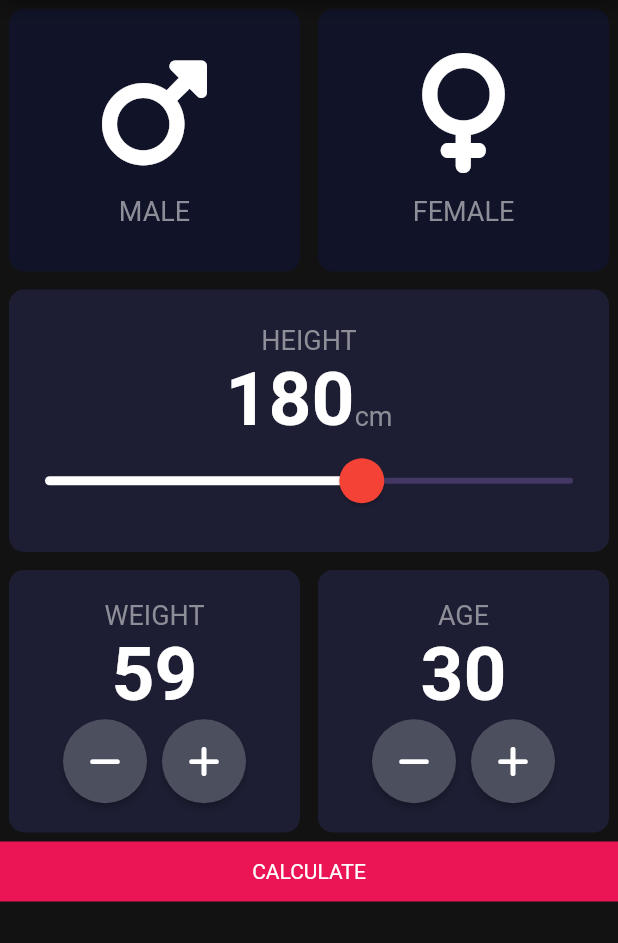
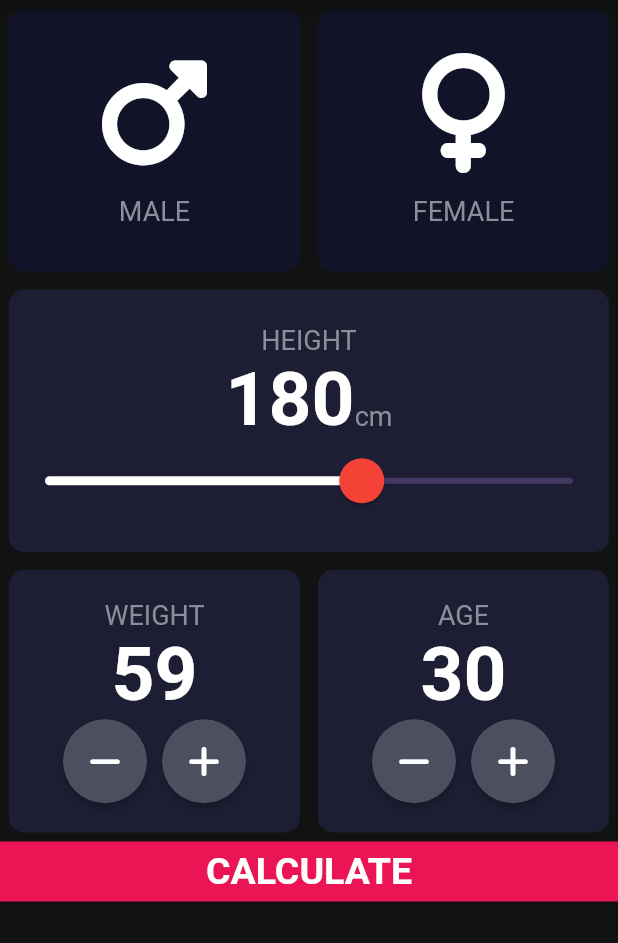
Before and after one commit to eXOffice/bmi_calculator, a Flutter app: the screen it shows after launch, after a tap on an icon or button, on a phone screen of 412 x 824 dp, the part 84-1027 px from its top. Run offline on Flutter 3.47's test engine with Material 2 defaults, Android fonts, the phone set to English and light mode, and no system bars; our stand-ins replace font_awesome_flutter.

Commit message:
finally got the full design and its functionality.. and it can perform to switch one to another screen with all data..

```diff
--- /dev/null
+++ b/lib/components/bottom_button.dart
@@ -0,0 +1,35 @@
+import 'package:flutter/material.dart';
+
+import '../constants.dart';
+
+class BottomButton extends StatelessWidget {
+  const BottomButton({
+    super.key,
+    required this.onTap,
+    required this.buttonTitle,
+  });
+
+  final Function()? onTap;
+  final String? buttonTitle;
+
+  @override
+  Widget build(BuildContext context) {
+    return GestureDetector(
+      onTap: onTap,
+      child: Container(
+        width: double.infinity,
+        height: kBottomContainerHeight,
+        color: kBottomContainerColor,
+        child: Column(
+          mainAxisAlignment: MainAxisAlignment.center,
+          children: [
+            Text(
+              buttonTitle!,
+              style: (kLargeButtonStyle),
+            ),
+          ],
+        ),
+      ),
+    );
+  }
+}
--- a/lib/icon_content.dart
+++ b/lib/components/icon_content.dart
@@ -1,5 +1,6 @@
 import 'package:flutter/material.dart';
-import 'constants.dart';
+
+import '../constants.dart';
 
 class IconContent extends StatelessWidget {
   const IconContent({
@@ -13,7 +14,7 @@ class IconContent extends StatelessWidget {
 
   @override
   Widget build(BuildContext context) {
-    return Column (
+    return Column(
       mainAxisAlignment: MainAxisAlignment.center,
       children: [
         Icon(
--- /dev/null
+++ b/lib/components/round_icon_button.dart
@@ -0,0 +1,25 @@
+import 'package:flutter/material.dart';
+
+class RoundIconButton extends StatelessWidget {
+  //const RoundIconButton({Key? key}) : super(key: key);
+  final IconData? icon;
+
+  final Function()? onPressed;
+
+  const RoundIconButton(
+      {super.key, required this.icon, required this.onPressed});
+
+  @override
+  Widget build(BuildContext context) {
+    return RawMaterialButton(
+      constraints: BoxConstraints.tightFor(
+        width: 56.0,
+        height: 56.0,
+      ),
+      onPressed: onPressed,
+      shape: CircleBorder(),
+      fillColor: Color(0xFF4C4F5E),
+      child: Icon(icon),
+    );
+  }
+}
--- a/lib/main.dart
+++ b/lib/main.dart
@@ -1,5 +1,7 @@
+import 'package:bmi_calculator/screens/result_page.dart';
 import 'package:flutter/material.dart';
-import 'input_page.dart';
+
+import 'screens/input_page.dart';
 
 void main() {
   runApp(const BMICalculator());
@@ -10,14 +12,24 @@ class BMICalculator extends StatelessWidget {
 
   @override
   Widget build(BuildContext context) {
-    return  MaterialApp(
+    return MaterialApp(
       // theme: ThemeData(
       //   scaffoldBackgroundColor: Colors.yellow,
-        //accentColor: Colors.white,
+      //accentColor: Colors.white,
       // ),
       //theme: ThemeData.dark().copyWith(),
-      theme: ThemeData.from(colorScheme: ColorScheme.dark()),// theme data=> THemeData.dark() wont work in M3
-      home: InputPage(),
+      theme: ThemeData.from(colorScheme: ColorScheme.dark()),
+      // theme data=> THemeData.dark() wont work in M3
+      //home: InputPage(),
+      initialRoute: '/',
+      routes: {
+        '/': (context) => InputPage(),
+        '/first': (context) => ResultPage(
+              bmiResult: calc.calculateBMI()!,
+              resultText: calc.getResult(),
+              interPretation: calc.getInterpretation(),
+            ),
+      },
     );
   }
 }
--- a/lib/input_page.dart
+++ b/lib/screens/input_page.dart
@@ -1,9 +1,12 @@
-import 'package:bmi_calculator/constants.dart';
-import 'package:bmi_calculator/reusable_card.dart';
+import 'package:bmi_calculator/calculator_brain.dart';
 import 'package:flutter/material.dart';
 import 'package:font_awesome_flutter/font_awesome_flutter.dart';
 
-import 'icon_content.dart';
+import '../components/bottom_button.dart';
+import '../components/icon_content.dart';
+import '../components/reusable_card.dart';
+import '../components/round_icon_button.dart';
+import '../constants.dart';
 
 class InputPage extends StatefulWidget {
   const InputPage({Key? key}) : super(key: key);
@@ -15,6 +18,8 @@ class InputPage extends StatefulWidget {
 enum Gender { male, female }
 
 Gender? selectedGender;
+
+CalculatorBrain calc = CalculatorBrain(height: null, weight: null);
 
 class _InputPageState extends State<InputPage> {
   Color maleCardColor = kInactiveCardColor;
@@ -245,42 +250,15 @@ class _InputPageState extends State<InputPage> {
               ),
             ],
           ),
-          Container(
-              child: Column(
-                mainAxisAlignment: MainAxisAlignment.center,
-                children: [
-                  Text('CALCULATE'),
-                ],
-              ),
-              width: double.infinity,
-              height: kBottomContainerHeight,
-              color: kBottomContainerColor),
+          BottomButton(
+            onTap: () {
+              calc = CalculatorBrain(height: height, weight: wt);
+              Navigator.pushNamed(context, '/first');
+            },
+            buttonTitle: 'CALCULATE',
+          ),
         ],
       ),
     );
   }
 }
-
-class RoundIconButton extends StatelessWidget {
-  //const RoundIconButton({Key? key}) : super(key: key);
-  final IconData? icon;
-
-  final Function()? onPressed;
-
-  const RoundIconButton(
-      {super.key, required this.icon, required this.onPressed});
-
-  @override
-  Widget build(BuildContext context) {
-    return RawMaterialButton(
-      constraints: BoxConstraints.tightFor(
-        width: 56.0,
-        height: 56.0,
-      ),
-      onPressed: onPressed,
-      shape: CircleBorder(),
-      fillColor: Color(0xFF4C4F5E),
-      child: Icon(icon),
-    );
-  }
-}
```
Also changed, not shown: lib/calculator_brain.dart (added, +33 -0 lines), lib/constants.dart (+23 -4 lines), lib/screens/result_page.dart (added, +68 -0 lines), img_2.png (added), img_4.png (added), img_5.png (added), img_6.png (added), img_7.png (added), lib/components/reusable_card.dart (renamed from lib/reusable_card.dart), 2 other files.
